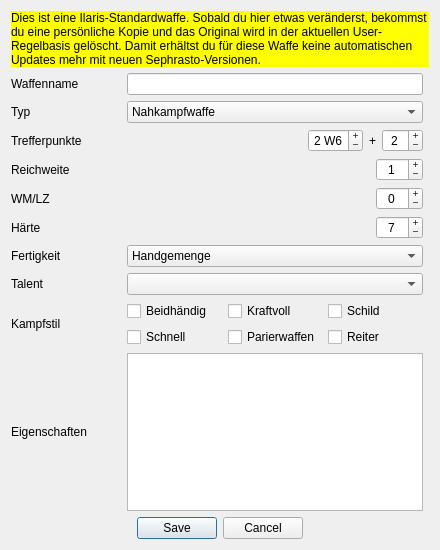
Above: UI/DatenbankEditWaffe.ui from Aeolitus/Sephrasto before the change. Below: the same form after it.
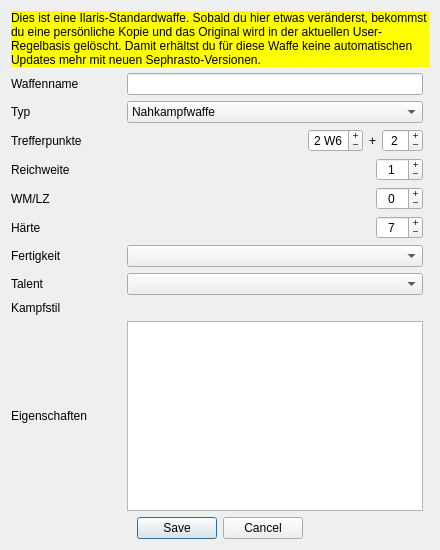
That is the form after the change.

Commit message: - Removed hardcoded references to Kampftalente and Kampfstile, they are now entire datadriven. This requires a migration on both user db(individual kampfstil attributes were moved into a generic kampfstil list) and characters(kampfstil on weapons is now stored as a string instead of index). Also the kampffertigkeit value on Fertigkeit now may have a new value '2' which is used to mark Fertigkeiten which are used for combat but are not using the meelee xp mechanism. - Cleaned up database UI of Fertigkeit/Übernatürliche Fertigkeit

Diff of the .ui file:
```diff
--- a/UI/DatenbankEditWaffe.ui
+++ b/UI/DatenbankEditWaffe.ui
@@ -299,93 +299,21 @@
      </item>
      <item row="7" column="1">
       <widget class="QComboBox" name="comboFert">
-       <item>
-        <property name="text">
-         <string>Handgemenge</string>
-        </property>
-       </item>
-       <item>
-        <property name="text">
-         <string>Hiebwaffen</string>
-        </property>
-       </item>
-       <item>
-        <property name="text">
-         <string>Klingenwaffen</string>
-        </property>
-       </item>
-       <item>
-        <property name="text">
-         <string>Stangenwaffen</string>
-        </property>
-       </item>
-       <item>
-        <property name="text">
-         <string>Schusswaffen</string>
-        </property>
-       </item>
-       <item>
-        <property name="text">
-         <string>Wurfwaffen</string>
-        </property>
-       </item>
-       <item>
-        <property name="text">
-         <string>Athletik</string>
-        </property>
-       </item>
-       <item>
-        <property name="text">
-         <string>Andere</string>
-        </property>
-       </item>
       </widget>
      </item>
      <item row="9" column="1">
-      <layout class="QGridLayout" name="gridLayout_3">
-       <item row="1" column="1">
-        <widget class="QCheckBox" name="checkKraft">
-         <property name="text">
-          <string>Kraftvoll</string>
-         </property>
-        </widget>
-       </item>
-       <item row="1" column="2">
-        <widget class="QCheckBox" name="checkSchild">
-         <property name="text">
-          <string>Schild</string>
-         </property>
-        </widget>
-       </item>
-       <item row="1" column="0">
-        <widget class="QCheckBox" name="checkBeid">
-         <property name="text">
-          <string>Beidhändig</string>
-         </property>
-        </widget>
-       </item>
-       <item row="2" column="0">
-        <widget class="QCheckBox" name="checkSchnell">
-         <property name="text">
-          <string>Schnell</string>
-         </property>
-        </widget>
-       </item>
-       <item row="2" column="1">
-        <widget class="QCheckBox" name="checkParry">
-         <property name="text">
-          <string>Parierwaffen</string>
-         </property>
-        </widget>
-       </item>
-       <item row="2" column="2">
-        <widget class="QCheckBox" name="checkReiter">
-         <property name="text">
-          <string>Reiter</string>
-         </property>
-        </widget>
-       </item>
-      </layout>
+ 	  <!--<widget class="QScrollArea" name="scrollArea">
+        <property name="frameShape">
+         <enum>QFrame::Box</enum>
+        </property>
+        <property name="widgetResizable">
+         <bool>true</bool>
+        </property>
+        <layout class="QGridLayout" name="layoutKampfstile">
+        </layout>
+	  </widget>-->
+	          <layout class="QGridLayout" name="layoutKampfstile">
+        </layout>
      </item>
      <item row="0" column="0" colspan="3">
       <widget class="QLabel" name="warning">
```
Left out of the diff: 6 changed lines with no effect on the pictures. The commit also changes 14 other files.
